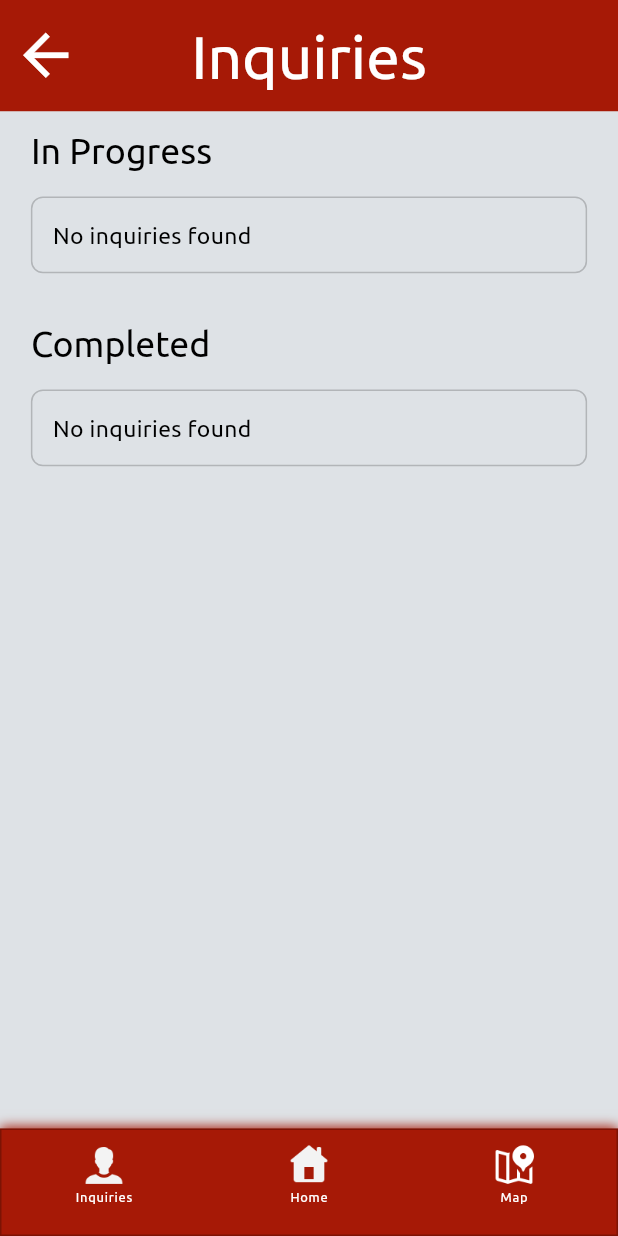
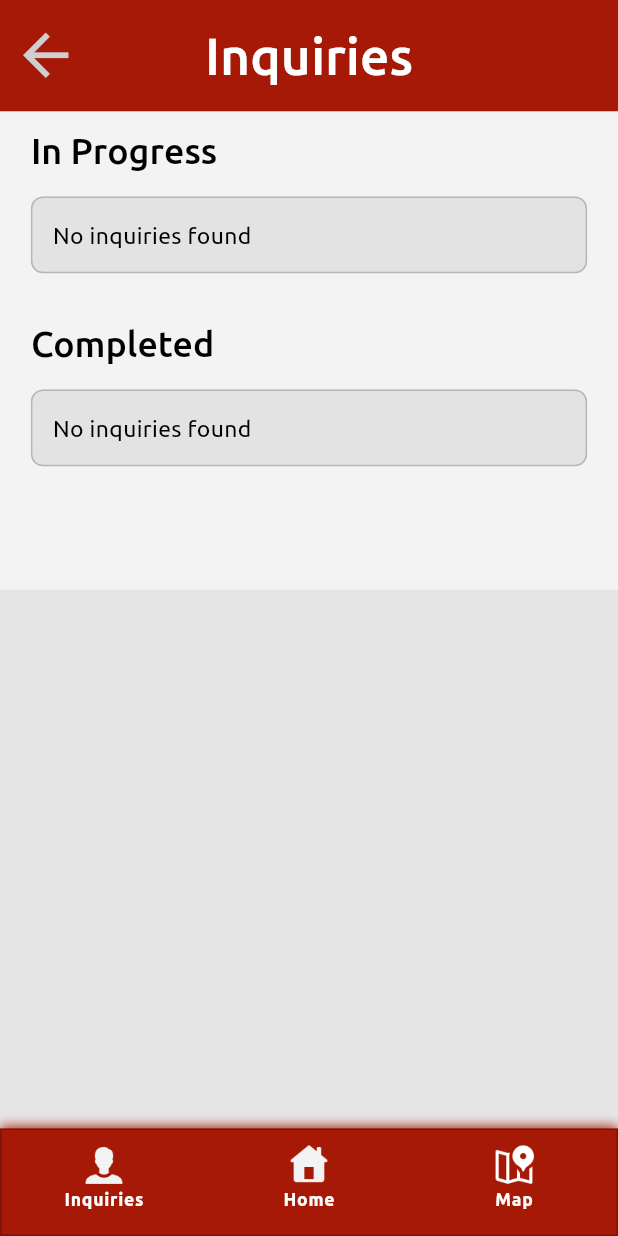
Before and after one commit to faranse82/mqpal, a Flutter app: the SubmittedInquiriesScreen screen opened directly, on a phone screen of 412 x 824 dp. Run offline on Flutter 3.47's test engine with Material 3 defaults, Android fonts, the light colour scheme and no system bars; our stand-ins replace cloud_firestore, firebase_auth, firebase_core, firebase_storage, sizer; accounts and stored records are empty; network calls fail; statements that could not run were skipped; project files that could hold a hidden picture were left out.

Commit message:
worked on style

```diff
--- a/lib/main.dart
+++ b/lib/main.dart
@@ -6,44 +6,47 @@ import 'package:firebase_core/firebase_core.dart';
 import 'package:sizer/sizer.dart';
 
 // dark and light themes. note: sp means scalable pixel and it is from the sizer package.
+// In main.dart, replace the theme definitions with these updated versions
+
 final lightTheme = ThemeData(
   colorScheme: const ColorScheme.light(
     primary: Color.fromARGB(255, 166, 25, 06),
-    onPrimary: Color.fromARGB(255, 255, 255, 255),
+    onPrimary: Color.fromARGB(255, 207, 207, 207),
     secondary: Color.fromARGB(255, 166, 25, 06),
-    surface: Color.fromRGBO(222, 226, 230, 100),
-    onSurface: Color.fromARGB(255, 147, 147, 147),
+    onSecondary: Color.fromARGB(255, 172, 172, 172), // Added for better text contrast
+    surface: Color.fromARGB(222, 225, 225, 225),
+    onSurface: Color.fromARGB(255, 243, 243, 243), // Darkened for better contrast
     onError: Colors.white,
-    error: Colors.white,
+    error: Colors.red, // Changed from white to red for proper error indication
   ),
   fontFamily: 'Ubuntu',
   textTheme: TextTheme(
+    titleLarge: TextStyle(
+      color: Colors.white,
+      fontSize: 24.sp,
+      fontFamily: 'Ubuntu',
+      fontWeight: FontWeight.w500,
+    ),
     displayLarge: TextStyle(
       color: Colors.black,
-      fontSize: 26.sp,
+      fontSize: 24.sp,
       fontFamily: 'Ubuntu',
-      fontWeight: FontWeight.w400,
+      fontWeight: FontWeight.w500, // Slightly bolder for better visibility
     ),
     displayMedium: TextStyle(
       color: Colors.black,
       fontSize: 20.sp,
       fontFamily: 'Ubuntu',
-      fontWeight: FontWeight.w400,
+      fontWeight: FontWeight.w500,
     ),
     displaySmall: TextStyle(
       color: Colors.black,
       fontSize: 12.sp,
       fontFamily: 'Ubuntu',
-      fontWeight: FontWeight.w400,
+      fontWeight: FontWeight.w500,
     ),
     bodyLarge: TextStyle(
       color: Colors.black,
-      fontSize: 16.sp,
-      fontFamily: 'Ubuntu',
-      fontWeight: FontWeight.w400,
-    ),
-    bodyMedium: TextStyle(
-      color: const Color.fromARGB(255, 0, 0, 0),
       fontSize: 16.sp,
       fontFamily: 'Ubuntu',
       fontWeight: FontWeight.w400,
@@ -54,9 +57,9 @@ final lightTheme = ThemeData(
       fontFamily: 'Ubuntu',
       fontWeight: FontWeight.w400,
     ),
-    labelMedium: TextStyle(
-      color: Colors.white,
-      fontSize: 12.sp,
+    bodyMedium: TextStyle(
+      color: const Color.fromARGB(255, 0, 0, 0),
+      fontSize: 16.sp,
       fontFamily: 'Ubuntu',
       fontWeight: FontWeight.w400,
     ),
@@ -64,56 +67,60 @@ final lightTheme = ThemeData(
       color: Colors.white,
       fontSize: 16.sp,
       fontFamily: 'Ubuntu',
-      fontWeight: FontWeight.w400,
+      fontWeight: FontWeight.w500,
+    ),
+    labelMedium: TextStyle(
+      color: Colors.white,
+      fontSize: 14.sp,
+      fontFamily: 'Ubuntu',
+      fontWeight: FontWeight.w600, // Bolder for better readability on buttons
     ),
     labelSmall: TextStyle(
-      color: const Color.fromARGB(255, 97, 95, 95),
-      fontSize: 8.sp,
+      color: const Color.fromARGB(255, 65, 65, 65), // Darkened for better contrast
+      fontSize: 12.sp,
       fontFamily: 'Ubuntu',
       fontWeight: FontWeight.w400,
     ),
-    titleLarge: TextStyle(
-      color: Colors.white,
-      fontSize: 26.sp,
-      fontFamily: 'Ubuntu',
-      fontWeight: FontWeight.w400,
-    ),
+
   ),
 );
 
 final darkTheme = ThemeData(
   colorScheme: const ColorScheme.dark(
       primary: Color.fromARGB(255, 34, 34, 34),
-      onPrimary: Color.fromARGB(255, 88, 85, 85),
+      onPrimary: Color.fromARGB(255, 200, 200, 200), // Lightened for better contrast
+      secondary: Color.fromARGB(255, 200, 60, 40), // Distinct bright color for buttons
+      onSecondary: Color.fromARGB(255, 255, 255, 255),
       surface: Color.fromARGB(255, 48, 48, 48),
-      onSurface: Color.fromARGB(255, 128, 128, 128),
+      onSurface: Color.fromARGB(255, 66, 66, 66), // Lightened for better contrast
       onError: Color.fromARGB(255, 65, 65, 65),
-      error: Color.fromARGB(255, 255, 255, 255)),
+      error: Color.fromARGB(255, 255, 100, 100) // More distinct error color
+  ),
   fontFamily: 'Ubuntu',
   textTheme: TextTheme(
     titleLarge: TextStyle(
       color: Colors.white,
-      fontSize: 26.sp,
+      fontSize: 24.sp,
       fontFamily: 'Ubuntu',
-      fontWeight: FontWeight.w400,
+      fontWeight: FontWeight.w500,
     ),
     displayLarge: TextStyle(
       color: Colors.white,
-      fontSize: 26.sp,
+      fontSize: 34.sp,
       fontFamily: 'Ubuntu',
-      fontWeight: FontWeight.w400,
+      fontWeight: FontWeight.w500,
     ),
     displayMedium: TextStyle(
       color: Colors.white,
       fontSize: 20.sp,
       fontFamily: 'Ubuntu',
-      fontWeight: FontWeight.w400,
+      fontWeight: FontWeight.w500,
     ),
     displaySmall: TextStyle(
       color: Colors.white,
       fontSize: 12.sp,
       fontFamily: 'Ubuntu',
-      fontWeight: FontWeight.w400,
+      fontWeight: FontWeight.w500,
     ),
     bodyLarge: TextStyle(
       color: Colors.white,
@@ -135,19 +142,19 @@ final darkTheme = ThemeData(
     ),
     labelMedium: TextStyle(
       color: Colors.white,
-      fontSize: 12.sp,
+      fontSize: 14.sp,
       fontFamily: 'Ubuntu',
-      fontWeight: FontWeight.w400,
+      fontWeight: FontWeight.w600, // Bolder for better readability on buttons
     ),
     labelLarge: TextStyle(
       color: Colors.white,
       fontSize: 16.sp,
       fontFamily: 'Ubuntu',
-      fontWeight: FontWeight.w400,
+      fontWeight: FontWeight.w600,
     ),
     labelSmall: TextStyle(
-      color: const Color.fromARGB(255, 128, 128, 128),
-      fontSize: 8.sp,
+      color: const Color.fromARGB(255, 180, 180, 180), // Lightened for better readability
+      fontSize: 12.sp,
       fontFamily: 'Ubuntu',
       fontWeight: FontWeight.w400,
     ),
--- a/lib/screens/home_screen.dart
+++ b/lib/screens/home_screen.dart
@@ -1,4 +1,5 @@
 import 'package:flutter/material.dart';
+import 'package:mqpal/main.dart';
 import 'package:mqpal/screens/map_screen.dart';
 import 'package:mqpal/screens/submitted_inquiries.dart';
 import 'package:mqpal/state.dart';
@@ -20,7 +21,7 @@ class HomeScreen extends StatelessWidget {
         width: screenWidth,
         height: screenHeight,
         decoration: BoxDecoration(
-          color: Theme.of(context).colorScheme.surface,
+          color: Theme.of(context).colorScheme.onSurface,
         ),
         child: Stack(
           children: [
@@ -64,8 +65,7 @@ class HomeScreen extends StatelessWidget {
               top: 12.4.h,
               child: Text(
                 'Hi!',
-                style: Theme.of(context).textTheme.displayLarge,
-              ),
+                  style: Theme.of(context).textTheme.displayMedium),
             ),
 
             //dark mode button
@@ -77,8 +77,8 @@ class HomeScreen extends StatelessWidget {
                       .toggleDarkMode();
                 },
                 child: Container(
-                  width: 30.sp,
-                  height: 30.sp,
+                  width: 26.sp,
+                  height: 26.sp,
                   decoration: const BoxDecoration(
                     image: DecorationImage(
                       image: AssetImage('assets/images/toggleDark.png'),
@@ -161,7 +161,7 @@ class HomeScreen extends StatelessWidget {
                           top: 23.5.h,
                           child: Text(
                             'Click on the MQU logo to view the map!',
-                            style: Theme.of(context).textTheme.displaySmall,
+
                           ),
                         ),
                       ],
--- a/lib/screens/submitted_inquiries.dart
+++ b/lib/screens/submitted_inquiries.dart
@@ -52,7 +52,7 @@ class SubmittedInquiriesScreen extends StatelessWidget {
         child: Container(
           width: screenWidth,
           decoration: BoxDecoration(
-            color: Theme.of(context).colorScheme.surface,
+            color: Theme.of(context).colorScheme.onSurface,
           ),
           child: Padding(
             padding: EdgeInsets.only(
@@ -173,7 +173,7 @@ class SubmittedInquiriesScreen extends StatelessWidget {
                       color: Theme.of(context).colorScheme.surface,
                       borderRadius: BorderRadius.circular(8),
                       border: Border.all(
-                        color: Theme.of(context).colorScheme.onSurface,
+                        color: Theme.of(context).colorScheme.primary,
                         width: 1,
                       ),
                     ),
```
Also changed, not shown: firebase.json, 1 other file.
